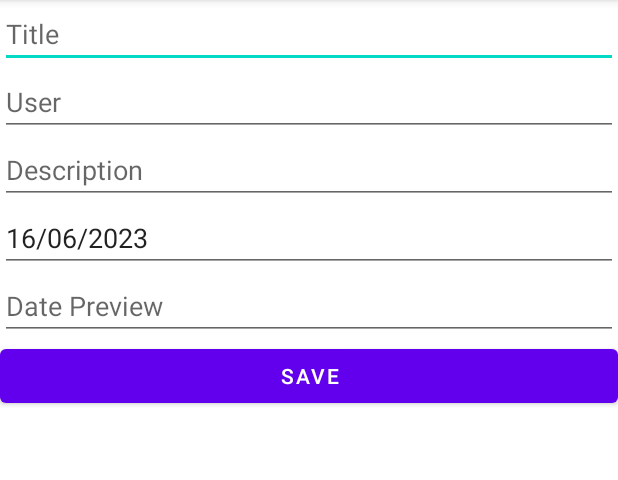
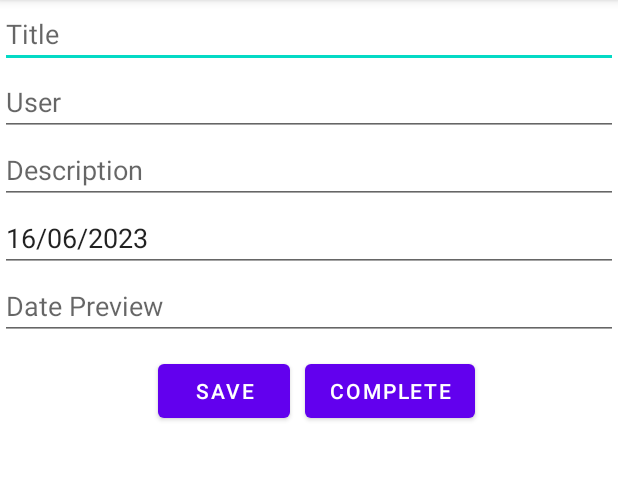
Before and after one commit to vinicius-ricardoADS/SharedList, an Android app: the screen it shows after launch once a user with an empty profile is signed in (TaskActivity), after a tap on "Add Task", on a phone screen of 412 x 824 dp, the part 84-564 px from its top. Run offline under Robolectric (Android 15) with nearby library versions, the phone set to English and light mode, and no system bars; our stand-ins replace Firebase (no records; nobody signed in at launch, a user with empty details on screens opened directly).

Commit message:
feat: cadastro de tasks 'falta testar'

```diff
--- a/app/src/main/java/br/edu/ifsp/ads/sharedlist/view/MainActivity.kt
+++ b/app/src/main/java/br/edu/ifsp/ads/sharedlist/view/MainActivity.kt
@@ -1,8 +1,7 @@
 package br.edu.ifsp.ads.sharedlist.view
 
 import android.content.Intent
-import android.os.Build
-import android.os.Bundle
+import android.os.*
 import android.view.ContextMenu
 import android.view.Menu
 import android.view.MenuItem
@@ -38,9 +37,15 @@ class MainActivity : BasicActivity() {
         TaskController(this)
     }
 
+    lateinit var updateViewsHandler: Handler
+
     override fun onCreate(savedInstanceState: Bundle?) {
         super.onCreate(savedInstanceState)
         setContentView(amb.root)
+
+        amb.listLv.adapter = taskAdapter
+
+        taskController.getTasks()
 
         carl = registerForActivityResult(ActivityResultContracts.StartActivityForResult()) { it ->
             if (it?.resultCode == RESULT_OK) {
@@ -48,8 +53,29 @@ class MainActivity : BasicActivity() {
                     Build.VERSION.SDK_INT >= Build.VERSION_CODES.TIRAMISU -> it.data?.getParcelableExtra(EXTRA_TASK, Task::class.java)
                     else -> it.data?.getParcelableExtra<Task>(EXTRA_TASK)
                 }
+
+                task?.let { _task ->
+                    //if(contactList.any{it.id == _contact.id}){ //any retorna verdaeiro se pelo menos um elemento casa com o predicado (comparacao)
+                    val position = taskList.indexOfFirst { it.id == _task.id } //retorna o indice(index) caso o predicado seja satisfeito, ou seja, caso algum contato da minha lista tenha um id igual
+                    if (position != -1) {
+                        taskList[position] = _task
+                        taskController.editTask(_task)
+                        Toast.makeText(this, "Task editada!", Toast.LENGTH_LONG).show()
+                    } else {
+                        taskController.insertTask(_task)
+                        Toast.makeText(this, "Task adicionado!", Toast.LENGTH_LONG).show()
+                    }
+                    taskController.getTasks()
+                    taskAdapter.notifyDataSetChanged()
+                }
             }
         }
+
+        updateViewsHandler = Handler(Looper.myLooper()!!){ msg ->
+            taskController.getTasks()
+            true
+        }
+        updateViewsHandler.sendMessageDelayed(Message(), 3000)
     }
 
     override fun onCreateContextMenu (
@@ -61,14 +87,22 @@ class MainActivity : BasicActivity() {
     }
 
     override fun onContextItemSelected(item: MenuItem): Boolean {
+        val position = (item.menuInfo as AdapterView.AdapterContextMenuInfo).position
+        val task = taskList[position]
         return when (item.itemId) {
             R.id.removeTaskMi -> {
+                taskList.removeAt(position)
+                taskController.removeTask(task)
+                taskAdapter.notifyDataSetChanged()
+                Toast.makeText(this, "Task removida!", Toast.LENGTH_SHORT).show()
                 true
             }
             R.id.editTaskMi -> {
+                carl.launch(Intent(this, TaskActivity::class.java).putExtra(EXTRA_TASK, task))
                 true
             }
             R.id.detailsTaskMi -> {
+                carl.launch(Intent(this, TaskActivity::class.java).putExtra(EXTRA_TASK, task).putExtra(EXTRA_VIEW_TASK, true))
                 true
             }
             else -> false
--- a/app/src/main/java/br/edu/ifsp/ads/sharedlist/view/TaskActivity.kt
+++ b/app/src/main/java/br/edu/ifsp/ads/sharedlist/view/TaskActivity.kt
@@ -1,5 +1,6 @@
 package br.edu.ifsp.ads.sharedlist.view
 
+import android.content.Intent
 import android.os.Build
 import android.os.Bundle
 import android.view.View
@@ -21,21 +22,22 @@ class TaskActivity : BasicActivity() {
         super.onCreate(savedInstanceState)
         setContentView(atmb.root)
 
-        val receivedMember = if (Build.VERSION.SDK_INT >= Build.VERSION_CODES.TIRAMISU) {
+        val receivedTask = if (Build.VERSION.SDK_INT >= Build.VERSION_CODES.TIRAMISU) {
             intent.getParcelableExtra(EXTRA_TASK, Task::class.java)
         } else {
             intent.getParcelableExtra(EXTRA_TASK)
         }
 
-        val currentDate = LocalDate.now()
-        val dateFormat = DateTimeFormatter.ofPattern("dd/MM/yyyy")
-        val formattedDate = currentDate.format(dateFormat)
-        val firebaseAuth = FirebaseAuth.getInstance()
-        val currentUser: FirebaseUser? = firebaseAuth.currentUser
-
-        with (atmb) {
-            if (currentUser != null) userEt.setText(currentUser.email)
-            dateCreatedEt.setText(formattedDate)
+        receivedTask?.let { _receivedTask ->
+            with (atmb) {
+                with (_receivedTask) {
+                    titleEt.setText(title)
+                    userEt.setText(userWhoCreated)
+                    descriptionEt.setText(description)
+                    dateCreatedEt.setText(dateCreation)
+                    datePreviewEt.setText(datePreview)
+                }
+            }
 
             val viewMember = intent.getBooleanExtra(EXTRA_VIEW_TASK, false)
             with (atmb) {
@@ -47,5 +49,34 @@ class TaskActivity : BasicActivity() {
                 saveBt.visibility = if (viewMember) View.GONE else View.VISIBLE
             }
         }
+
+        val currentDate = LocalDate.now()
+        val dateFormat = DateTimeFormatter.ofPattern("dd/MM/yyyy")
+        val formattedDate = currentDate.format(dateFormat)
+        val firebaseAuth = FirebaseAuth.getInstance()
+        val currentUser: FirebaseUser? = firebaseAuth.currentUser
+
+        with (atmb) {
+            userEt.setText(currentUser?.email)
+            dateCreatedEt.setText(formattedDate)
+
+            saveBt.setOnClickListener{
+                val task: Task = Task(
+                    id = receivedTask?.id, //operacao ternária (operador elvis)
+                    title = titleEt.text.toString(),
+                    userWhoCreated = userEt.text.toString(),
+                    dateCreation =  dateCreatedEt.text.toString(),
+                    datePreview = datePreviewEt.text.toString(),
+                    description = descriptionEt.text.toString(),
+                    finished = false
+                )
+
+                val resultIntent = Intent()
+                resultIntent.putExtra(EXTRA_TASK, task)
+                setResult(RESULT_OK, resultIntent)
+                finish()
+            }
+        }
     }
+
 }
--- a/app/src/main/res/layout/activity_task.xml
+++ b/app/src/main/res/layout/activity_task.xml
@@ -56,13 +56,31 @@
         app:layout_constraintStart_toStartOf="parent"
         app:layout_constraintTop_toBottomOf="@+id/dateCreatedEt" />
 
-    <Button
-        android:id="@+id/saveBt"
-        android:layout_width="0dp"
+    <LinearLayout
+        android:id="@+id/btnLl"
+        android:layout_width="match_parent"
         android:layout_height="wrap_content"
-        android:text="@string/btn_save"
+        android:orientation="horizontal"
+        android:gravity="center"
         app:layout_constraintEnd_toEndOf="parent"
         app:layout_constraintStart_toStartOf="parent"
-        app:layout_constraintTop_toBottomOf="@+id/datePreviewEt" />
+        app:layout_constraintTop_toBottomOf="@+id/datePreviewEt">
+
+        <Button
+            android:id="@+id/saveBt"
+            android:layout_width="wrap_content"
+            android:layout_height="wrap_content"
+            android:layout_margin="10dp"
+            android:text="@string/btn_save"/>
+
+        <Button
+            android:id="@+id/completeBt"
+            android:layout_width="wrap_content"
+            android:layout_height="wrap_content"
+            android:text="Complete" />
+
+    </LinearLayout>
+
+
 
 </androidx.constraintlayout.widget.ConstraintLayout>
```
